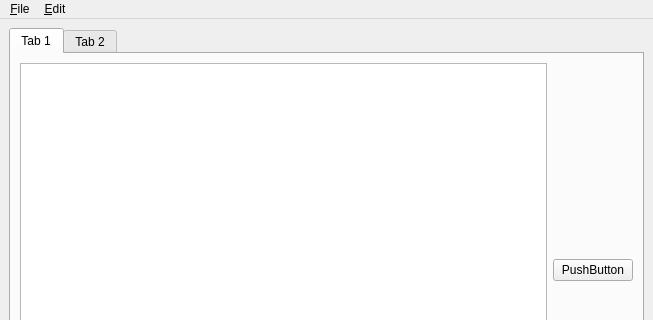
The window that src/qt-client/MainWindow.ui (dgeelen/dmplayer) describes before a commit, drawn with Qt 5; both pictures show x 0 to 653 and y 0 to 320 of the 653 by 519 pixel window.
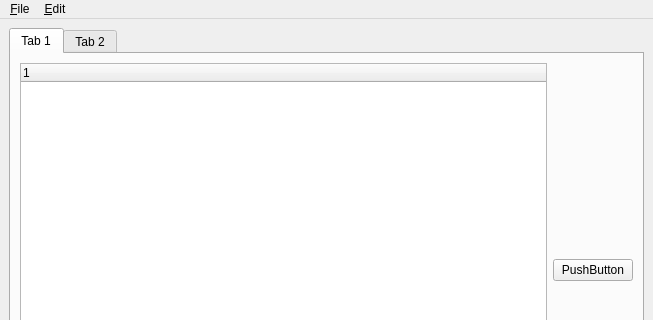
The same window after the commit. The open tabs and pages were chosen to show the change. Icons and pictures are not drawn.

Commit message: Start on gui serverlist

Patch:
```diff
--- a/src/qt-client/MainWindow.ui
+++ b/src/qt-client/MainWindow.ui
@@ -38,7 +38,13 @@
           <item>
            <layout class="QHBoxLayout" >
             <item>
-             <widget class="QListView" name="server_list" />
+             <widget class="QTreeWidget" name="serverlist" >
+              <column>
+               <property name="text" >
+                <string>1</string>
+               </property>
+              </column>
+             </widget>
             </item>
             <item>
              <widget class="QPushButton" name="pushButton" >
```
Left out of the diff: 2 changed lines with no effect on the pictures. The commit also changes 2 other files.
